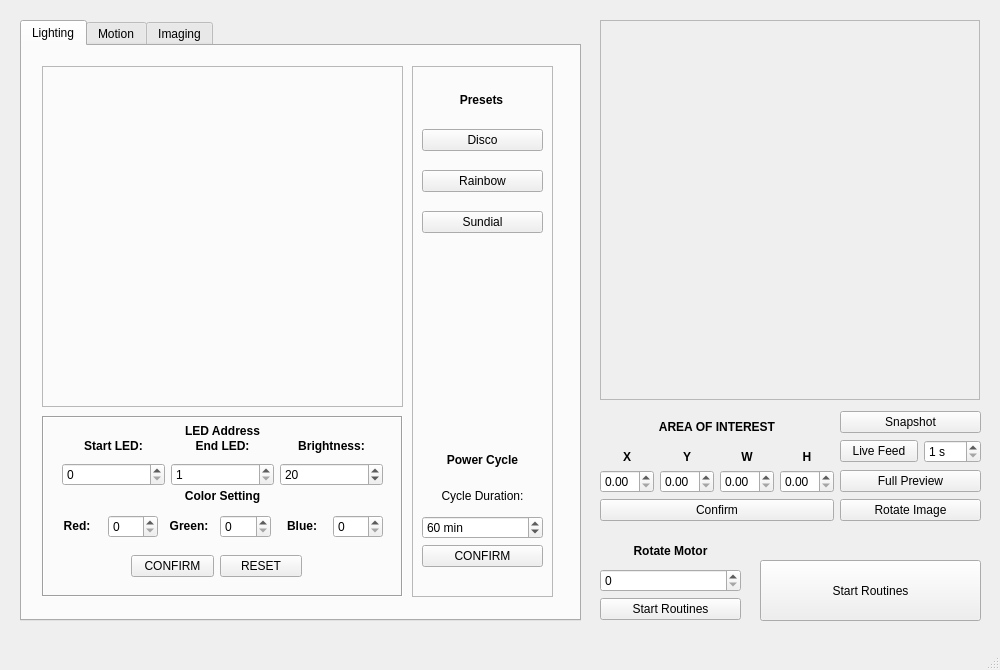
Old version of the form _ui/FlashLapse_CP.ui in the repository CoSE-Jerry/Flashlapse_NEO.
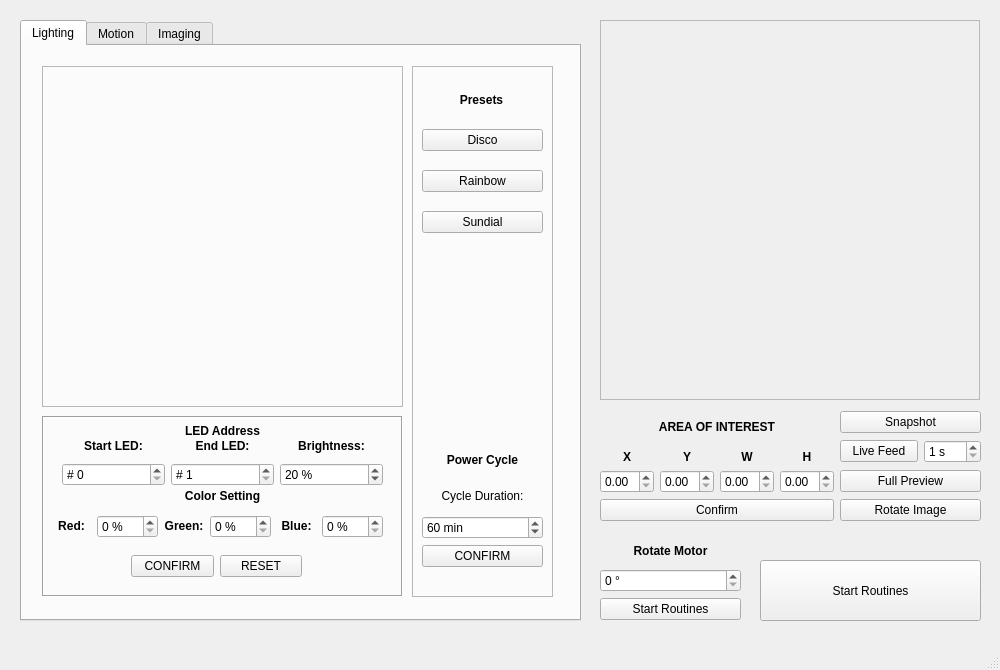
New version of the form. The open tabs and pages were chosen to show the change. Icons and pictures are not drawn.

The edit to the form file:
```diff
--- a/_ui/FlashLapse_CP.ui
+++ b/_ui/FlashLapse_CP.ui
@@ -291,8 +291,11 @@
           </item>
           <item>
            <widget class="QSpinBox" name="Start_spinBox">
+            <property name="prefix">
+             <string># </string>
+            </property>
             <property name="maximum">
-             <number>33</number>
+             <number>58</number>
             </property>
            </widget>
           </item>
@@ -309,11 +312,14 @@
           </item>
           <item>
            <widget class="QSpinBox" name="End_spinBox">
+            <property name="prefix">
+             <string># </string>
+            </property>
             <property name="minimum">
              <number>1</number>
             </property>
             <property name="maximum">
-             <number>57</number>
+             <number>58</number>
             </property>
            </widget>
           </item>
@@ -333,6 +339,9 @@
           </item>
           <item>
            <widget class="QSpinBox" name="BRT_spinBox">
+            <property name="suffix">
+             <string> %</string>
+            </property>
             <property name="minimum">
              <number>1</number>
             </property>
@@ -367,6 +376,9 @@
         </item>
         <item row="0" column="1">
          <widget class="QSpinBox" name="R_spinBox">
+          <property name="suffix">
+           <string> %</string>
+          </property>
           <property name="maximum">
            <number>100</number>
           </property>
@@ -374,6 +386,9 @@
         </item>
         <item row="0" column="3">
          <widget class="QSpinBox" name="G_spinBox">
+          <property name="suffix">
+           <string> %</string>
+          </property>
           <property name="maximum">
            <number>100</number>
           </property>
@@ -395,6 +410,9 @@
         </item>
         <item row="0" column="5">
          <widget class="QSpinBox" name="B_spinBox">
+          <property name="suffix">
+           <string> %</string>
+          </property>
           <property name="maximum">
            <number>100</number>
           </property>
@@ -1637,7 +1655,11 @@
       </widget>
      </item>
      <item>
-      <widget class="QSpinBox" name="motor_spinBox"/>
+      <widget class="QSpinBox" name="motor_spinBox">
+       <property name="suffix">
+        <string> °</string>
+       </property>
+      </widget>
      </item>
      <item>
       <widget class="QPushButton" name="motorConfirm_pushButton">
```
Left out of the diff: 3 changed lines with no effect on the pictures.
